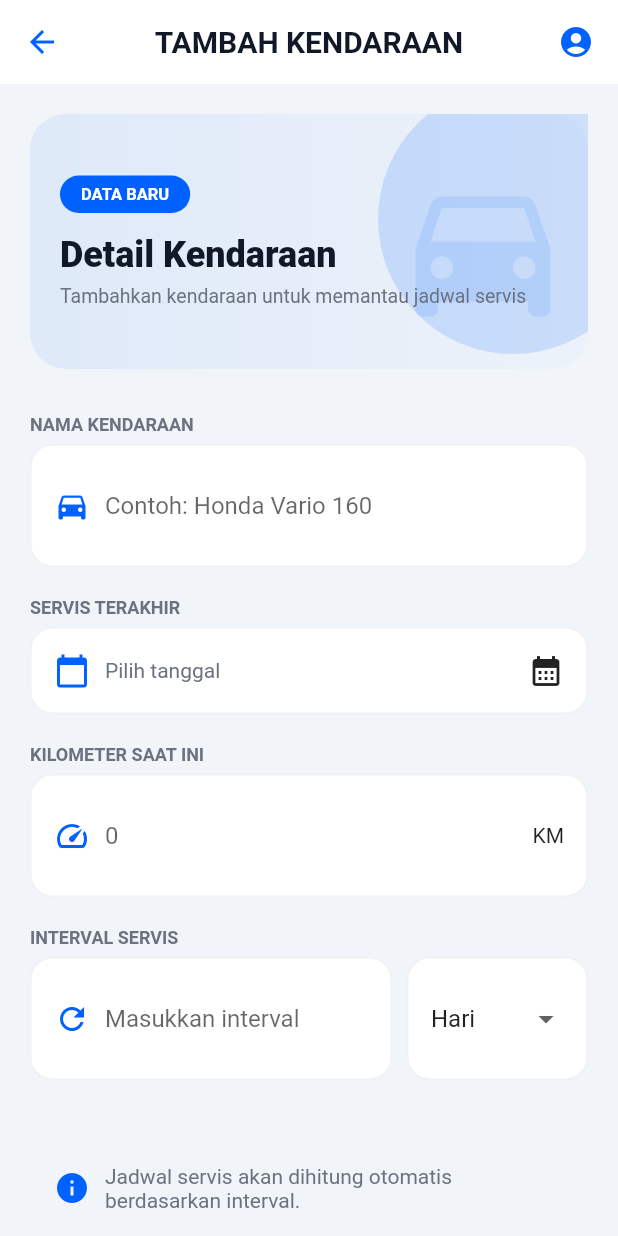
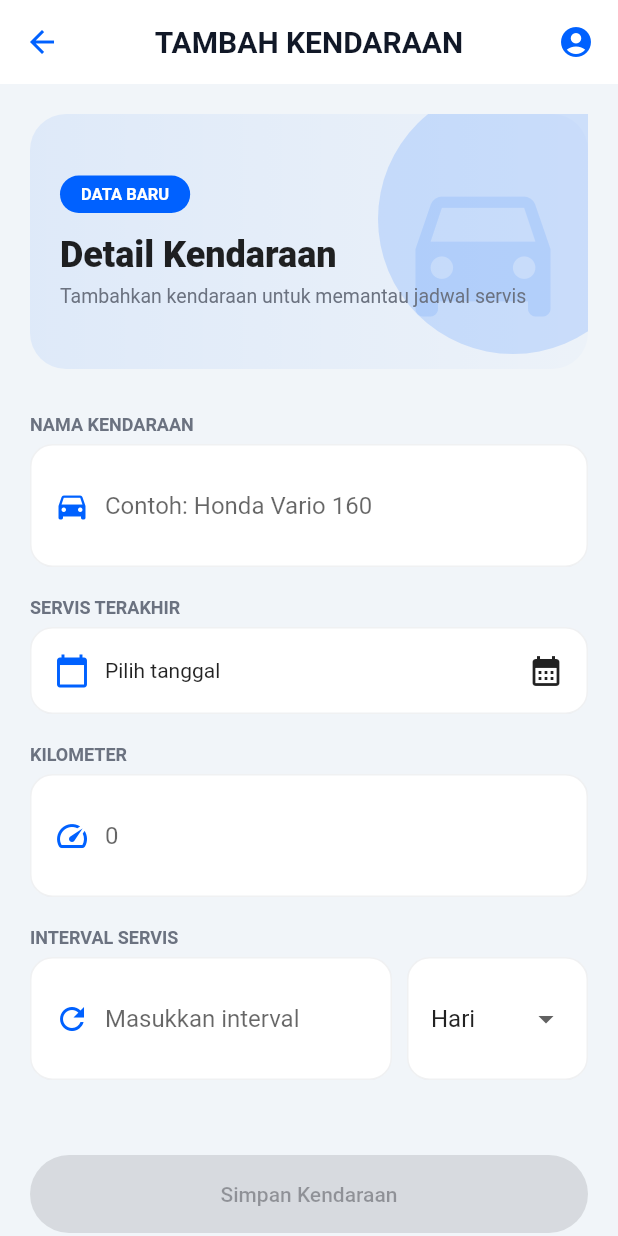
Before and after one commit to KynanMuzha/apk_pengingat_servis_kendaraan, a Flutter app: the screen it shows after launch, after a tap on "Tambah Kendaraan", on a phone screen of 412 x 824 dp. Run offline on Flutter 3.47's test engine with Material 3 defaults, Android fonts, the phone set to English and light mode, and no system bars; our stand-ins replace hive, hive_flutter; accounts and stored records are empty.

Commit message:
tambah simpan data kendaraan

```diff
--- a/lib/main.dart
+++ b/lib/main.dart
@@ -1,8 +1,21 @@
 import 'package:flutter/material.dart';
+import 'package:hive_flutter/hive_flutter.dart';
 import 'screens/home_screen.dart';
+import 'models/kendaraan.dart';
 import 'app_colors.dart';
 
-void main() {
+void main() async {
+  WidgetsFlutterBinding.ensureInitialized();
+
+  // 🔥 INIT HIVE
+  await Hive.initFlutter();
+
+  // 🔥 REGISTER ADAPTER
+  Hive.registerAdapter(KendaraanAdapter());
+
+  // 🔥 BUKA DATABASE
+  await Hive.openBox<Kendaraan>('kendaraanBox');
+
   runApp(const MyApp());
 }
 
@@ -14,9 +27,8 @@ class MyApp extends StatelessWidget {
     return MaterialApp(
       debugShowCheckedModeBanner: false,
 
-      // 🔥 INI KUNCINYA
       theme: ThemeData(
-        useMaterial3: false, // ⛔ MATIKAN MATERIAL 3 (penyebab ungu)
+        useMaterial3: false, // tetap pakai style kamu
 
         primaryColor: AppColors.primary,
 
--- a/lib/models/kendaraan.dart
+++ b/lib/models/kendaraan.dart
@@ -1,8 +1,21 @@
-class Kendaraan {
-  final String nama;
-  final int km;
-  final int interval; // dalam hari
-  final DateTime servisTerakhir;
+import 'package:hive/hive.dart';
+
+part 'kendaraan.g.dart';
+
+@HiveType(typeId: 0)
+class Kendaraan extends HiveObject {
+
+  @HiveField(0)
+  String nama;
+
+  @HiveField(1)
+  int km;
+
+  @HiveField(2)
+  int interval; // dalam hari
+
+  @HiveField(3)
+  DateTime servisTerakhir;
 
   Kendaraan({
     required this.nama,
@@ -16,7 +29,7 @@ class Kendaraan {
     return servisTerakhir.add(Duration(days: interval));
   }
 
-  // 🔥 Status (urgent atau tidak)
+  // 🔥 Status
   bool get isUrgent {
     return servisBerikutnya.isBefore(DateTime.now());
   }
--- a/lib/screens/home_screen.dart
+++ b/lib/screens/home_screen.dart
@@ -1,4 +1,5 @@
 import 'package:flutter/material.dart';
+import 'package:hive_flutter/hive_flutter.dart';
 import 'tambah_screen.dart';
 import '../models/kendaraan.dart';
 import '../widgets/kendaraan_card.dart';
@@ -12,7 +13,7 @@ class HomeScreen extends StatefulWidget {
 }
 
 class _HomeScreenState extends State<HomeScreen> {
-  List<Kendaraan> vehicles = [];
+  final box = Hive.box<Kendaraan>('kendaraanBox');
 
   Future<void> _tambahKendaraan() async {
     final result = await Navigator.push(
@@ -23,16 +24,14 @@ class _HomeScreenState extends State<HomeScreen> {
     );
 
     if (result != null) {
-      setState(() {
-        vehicles.add(result);
-      });
+      box.add(result); // 🔥 simpan ke Hive
     }
   }
 
   @override
   Widget build(BuildContext context) {
     return Scaffold(
-      backgroundColor: Colors.white, // 🔥 FIX: appbar jadi bersih
+      backgroundColor: Colors.white,
 
       // ================= APPBAR =================
       appBar: AppBar(
@@ -62,8 +61,6 @@ class _HomeScreenState extends State<HomeScreen> {
       // ================= BODY =================
       body: Column(
         children: [
-
-          // 🔥 BACKGROUND AREA (TIDAK KENA APPBAR)
           Expanded(
             child: Container(
               decoration: BoxDecoration(
@@ -76,14 +73,16 @@ class _HomeScreenState extends State<HomeScreen> {
                   ],
                 ),
               ),
-
               child: SafeArea(
-                top: false, // 🔥 kunci biar gak nabrak appbar
+                top: false,
                 child: Column(
                   children: [
 
                     // ================= HERO =================
-                    Container(
+                    ValueListenableBuilder(
+                      valueListenable: box.listenable(),
+                      builder: (context, Box<Kendaraan> box, _) {
+                        return Container(
                           margin: const EdgeInsets.fromLTRB(20, 15, 20, 10),
                           padding: const EdgeInsets.all(18),
                           decoration: BoxDecoration(
@@ -117,9 +116,9 @@ class _HomeScreenState extends State<HomeScreen> {
                                     ),
                                     const SizedBox(height: 4),
                                     Text(
-                                  vehicles.isEmpty
+                                      box.isEmpty
                                           ? "Belum ada kendaraan"
-                                      : "${vehicles.length} kendaraan terdaftar",
+                                          : "${box.length} kendaraan terdaftar",
                                       style: TextStyle(
                                         color: AppColors.textSecondary,
                                         fontSize: 13,
@@ -141,20 +140,24 @@ class _HomeScreenState extends State<HomeScreen> {
                               )
                             ],
                           ),
+                        );
+                      },
                     ),
 
                     // ================= CONTENT =================
                     Expanded(
                       child: Padding(
                         padding: const EdgeInsets.symmetric(horizontal: 24),
-                        child: vehicles.isEmpty
+                        child: ValueListenableBuilder(
+                          valueListenable: box.listenable(),
+                          builder: (context, Box<Kendaraan> box, _) {
 
-                            // ================= EMPTY =================
-                            ? Column(
+                            // EMPTY STATE
+                            if (box.isEmpty) {
+                              return Column(
                                 mainAxisAlignment: MainAxisAlignment.center,
                                 children: [
 
-                                  // 🔥 ICON 3 LAYER
                                   Stack(
                                     alignment: Alignment.center,
                                     children: [
@@ -233,30 +236,27 @@ class _HomeScreenState extends State<HomeScreen> {
                                           borderRadius: BorderRadius.circular(40),
                                         ),
                                         elevation: 8,
-                                        shadowColor: AppColors.primary.withOpacity(0.4),
                                       ),
                                     ),
                                   ),
+                                ],
+                              );
+                            }
 
-                                  const SizedBox(height: 12),
+                            // LIST DATA
+                            return ListView.builder(
+                              padding: const EdgeInsets.only(bottom: 100),
+                              itemCount: box.length,
+                              itemBuilder: (context, index) {
+                                final kendaraan = box.getAt(index)!;
 
-                                  Text(
-                                    "Motor • Mobil • Kendaraan lainnya",
-                                    style: TextStyle(
-                                      color: AppColors.textSecondary.withOpacity(0.6),
-                                      fontSize: 12,
+                                return Padding(
+                                  padding: const EdgeInsets.only(bottom: 15),
+                                  child: KendaraanCard(
+                                    kendaraan: kendaraan,
                                   ),
-                                  ),
-                                ],
-                              )
-
-                            // ================= LIST =================
-                            : ListView.builder(
-                                padding: const EdgeInsets.only(bottom: 100),
-                                itemCount: vehicles.length,
-                                itemBuilder: (context, index) {
-                                  return KendaraanCard(
-                                    kendaraan: vehicles[index],
+                                );
+                              },
                             );
                           },
                         ),
@@ -272,7 +272,7 @@ class _HomeScreenState extends State<HomeScreen> {
 
       // ================= NAVBAR =================
       bottomNavigationBar: Container(
-        margin: const EdgeInsets.only(bottom: 12), // 🔥 JARAK KE BAWAH (cukup 1 ini)
+        margin: const EdgeInsets.only(bottom: 12),
         padding: const EdgeInsets.symmetric(vertical: 10),
         decoration: BoxDecoration(
           color: Colors.white,
@@ -289,7 +289,7 @@ class _HomeScreenState extends State<HomeScreen> {
           ],
         ),
         child: SafeArea(
-          top: false, // 🔥 penting (biar gak double spacing)
+          top: false,
           child: Row(
             mainAxisAlignment: MainAxisAlignment.spaceAround,
             children: const [
@@ -301,13 +301,18 @@ class _HomeScreenState extends State<HomeScreen> {
         ),
       ),
 
-      floatingActionButton: vehicles.isEmpty
-          ? null
-          : FloatingActionButton.extended(
+      floatingActionButton: ValueListenableBuilder(
+        valueListenable: box.listenable(),
+        builder: (context, Box<Kendaraan> box, _) {
+          if (box.isEmpty) return const SizedBox();
+
+          return FloatingActionButton.extended(
             onPressed: _tambahKendaraan,
             backgroundColor: AppColors.primary,
             icon: const Icon(Icons.add),
             label: const Text("Tambah"),
+          );
+        },
       ),
     );
   }
--- a/lib/screens/tambah_screen.dart
+++ b/lib/screens/tambah_screen.dart
@@ -29,11 +29,28 @@ class _TambahScreenState extends State<TambahScreen> {
 
   // ================= DATE PICKER =================
   Future<void> pickDate() async {
+    FocusScope.of(context).unfocus();
+
     DateTime? picked = await showDatePicker(
       context: context,
-      initialDate: DateTime.now(),
+      initialDate: selectedDate ?? DateTime.now(),
       firstDate: DateTime(2000),
       lastDate: DateTime(2100),
+
+      // 🔥 FIX WARNA (tidak ungu)
+      builder: (context, child) {
+        return Theme(
+          data: ThemeData(
+            useMaterial3: false,
+            colorScheme: ColorScheme.light(
+              primary: AppColors.primary,
+              onPrimary: Colors.white,
+              onSurface: AppColors.textPrimary,
+            ),
+          ),
+          child: child!,
+        );
+      },
     );
 
     if (picked != null) {
@@ -66,6 +83,8 @@ class _TambahScreenState extends State<TambahScreen> {
 
   // ================= SIMPAN =================
   void simpan() {
+    FocusScope.of(context).unfocus();
+
     if (nameController.text.isEmpty ||
         kmController.text.isEmpty ||
         intervalController.text.isEmpty ||
@@ -78,7 +97,7 @@ class _TambahScreenState extends State<TambahScreen> {
 
     final kendaraan = Kendaraan(
       nama: nameController.text,
-      km: int.parse(kmController.text),
+      km: int.tryParse(kmController.text) ?? 0,
       interval: intervalType == "Hari"
           ? int.parse(intervalController.text)
           : int.parse(intervalController.text) * 30,
@@ -87,6 +106,12 @@ class _TambahScreenState extends State<TambahScreen> {
 
     Navigator.pop(context, kendaraan);
   }
+
+  bool get isValid =>
+      nameController.text.isNotEmpty &&
+      kmController.text.isNotEmpty &&
+      intervalController.text.isNotEmpty &&
+      selectedDate != null;
 
   @override
   Widget build(BuildContext context) {
@@ -125,12 +150,11 @@ class _TambahScreenState extends State<TambahScreen> {
             crossAxisAlignment: CrossAxisAlignment.start,
             children: [
 
-              // ================= HEADER (VERSI BAGUS) =================
+              // ================= HEADER (ASLI) =================
               SizedBox(
                 height: 170,
                 child: Stack(
                   children: [
-
                     Container(
                       decoration: BoxDecoration(
                         borderRadius: BorderRadius.circular(24),
@@ -142,7 +166,6 @@ class _TambahScreenState extends State<TambahScreen> {
                         ),
                       ),
                     ),
-
                     Positioned(
                       right: -40,
                       top: -20,
@@ -155,7 +178,6 @@ class _TambahScreenState extends State<TambahScreen> {
                         ),
                       ),
                     ),
-
                     Positioned(
                       right: 10,
                       top: 30,
@@ -168,14 +190,12 @@ class _TambahScreenState extends State<TambahScreen> {
                         ),
                       ),
                     ),
-
                     Padding(
                       padding: const EdgeInsets.all(20),
                       child: Column(
                         crossAxisAlignment: CrossAxisAlignment.start,
                         mainAxisAlignment: MainAxisAlignment.center,
                         children: [
-
                           Container(
                             padding: const EdgeInsets.symmetric(
                                 horizontal: 14, vertical: 6),
@@ -192,20 +212,15 @@ class _TambahScreenState extends State<TambahScreen> {
                               ),
                             ),
                           ),
-
                           const SizedBox(height: 14),
-
                           const Text(
                             "Detail Kendaraan",
                             style: TextStyle(
                               fontSize: 24,
                               fontWeight: FontWeight.w900,
-                              color: AppColors.textPrimary,
                             ),
                           ),
-
                           const SizedBox(height: 6),
-
                           Text(
                             "Tambahkan kendaraan untuk memantau jadwal servis",
                             style: TextStyle(
@@ -222,7 +237,7 @@ class _TambahScreenState extends State<TambahScreen> {
 
               const SizedBox(height: 30),
 
-              // ================= FIELD =================
+              // ================= NAMA =================
               label("NAMA KENDARAAN"),
               inputField(
                 controller: nameController,
@@ -232,6 +247,7 @@ class _TambahScreenState extends State<TambahScreen> {
 
               const SizedBox(height: 20),
 
+              // ================= TANGGAL =================
               label("SERVIS TERAKHIR"),
               GestureDetector(
                 onTap: pickDate,
@@ -246,11 +262,6 @@ class _TambahScreenState extends State<TambahScreen> {
                             ? "Pilih tanggal"
                             : DateFormat('dd MMM yyyy')
                                 .format(selectedDate!),
-                        style: TextStyle(
-                          color: selectedDate == null
-                              ? AppColors.textSecondary
-                              : AppColors.textPrimary,
-                        ),
                       ),
                       const Spacer(),
                       const Icon(Icons.calendar_month),
@@ -261,29 +272,17 @@ class _TambahScreenState extends State<TambahScreen> {
 
               const SizedBox(height: 20),
 
-              label("KILOMETER SAAT INI"),
-              box(
-                child: Row(
-                  children: [
-                    const Icon(Icons.speed, color: AppColors.primary),
-                    const SizedBox(width: 10),
-                    Expanded(
-                      child: TextField(
-                        controller: kmController,
-                        keyboardType: TextInputType.number,
-                        decoration: const InputDecoration(
-                          hintText: "0",
-                          border: InputBorder.none,
-                        ),
-                      ),
-                    ),
-                    const Text("KM"),
-                  ],
-                ),
+              // ================= KM =================
+              label("KILOMETER"),
+              inputField(
+                controller: kmController,
+                hint: "0",
+                icon: Icons.speed,
               ),
 
               const SizedBox(height: 20),
 
+              // ================= INTERVAL (FIXED) =================
               label("INTERVAL SERVIS"),
               Row(
                 children: [
@@ -349,39 +348,15 @@ class _TambahScreenState extends State<TambahScreen> {
                   ),
                 ),
 
-              const SizedBox(height: 20),
-
-              // ================= INFO =================
-              Container(
-                padding: const EdgeInsets.all(16),
-                decoration: BoxDecoration(
-                  color: AppColors.searchBg,
-                  borderRadius: BorderRadius.circular(16),
-                ),
-                child: const Row(
-                  children: [
-                    Icon(Icons.info, color: AppColors.primary),
-                    SizedBox(width: 10),
-                    Expanded(
-                      child: Text(
-                        "Jadwal servis akan dihitung otomatis berdasarkan interval.",
-                        style: TextStyle(color: AppColors.textSecondary),
-                      ),
-                    )
-                  ],
-                ),
-              ),
-
               const SizedBox(height: 30),
 
               // ================= BUTTON =================
               SizedBox(
                 width: double.infinity,
                 child: ElevatedButton(
-                  onPressed: simpan,
+                  onPressed: isValid ? simpan : null,
                   style: ElevatedButton.styleFrom(
                     backgroundColor: AppColors.primary,
-                    foregroundColor: Colors.white,
                     padding: const EdgeInsets.symmetric(vertical: 18),
                     shape: RoundedRectangleBorder(
                       borderRadius: BorderRadius.circular(40),
@@ -398,18 +373,14 @@ class _TambahScreenState extends State<TambahScreen> {
   }
 
   // ================= COMPONENT =================
-
   Widget label(String text) {
     return Padding(
       padding: const EdgeInsets.only(bottom: 6),
-      child: Text(
-        text,
-        style: const TextStyle(
-          fontWeight: FontWeight.w600,
-          color: AppColors.textSecondary,
-          fontSize: 12,
-        ),
-      ),
+      child: Text(text,
+          style: const TextStyle(
+              fontWeight: FontWeight.w600,
+              color: AppColors.textSecondary,
+              fontSize: 12)),
     );
   }
 
@@ -427,7 +398,10 @@ class _TambahScreenState extends State<TambahScreen> {
           Expanded(
             child: TextField(
               controller: controller,
-              onChanged: onChanged,
+              onChanged: (val) {
+                setState(() {});
+                if (onChanged != null) onChanged(val);
+              },
               decoration: InputDecoration(
                 hintText: hint,
                 border: InputBorder.none,
--- a/pubspec.yaml
+++ b/pubspec.yaml
@@ -36,6 +36,9 @@ dependencies:
   cupertino_icons: ^1.0.8
   intl: ^0.20.2
 
+  hive: ^2.2.3
+  hive_flutter: ^1.1.0
+
 dev_dependencies:
   flutter_test:
     sdk: flutter
@@ -46,6 +49,9 @@ dev_dependencies:
   # package. See that file for information about deactivating specific lint
   # rules and activating additional ones.
   flutter_lints: ^6.0.0
+
+  hive_generator: ^2.0.1
+  build_runner: ^2.4.6
 
 # For information on the generic Dart part of this file, see the
 # following page: https://dart.dev/tools/pub/pubspec
```
Also changed, not shown: lib/models/kendaraan.g.dart (added), pubspec.lock, 2 other files. Lines whose indentation alone changed are shown as unchanged.
